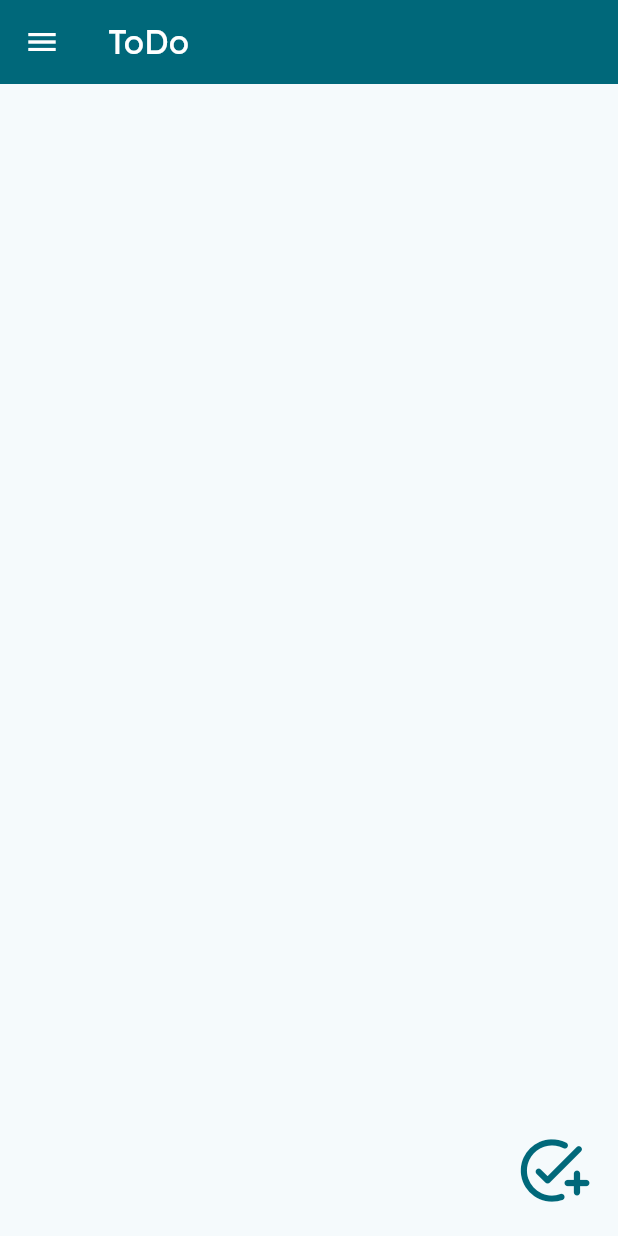
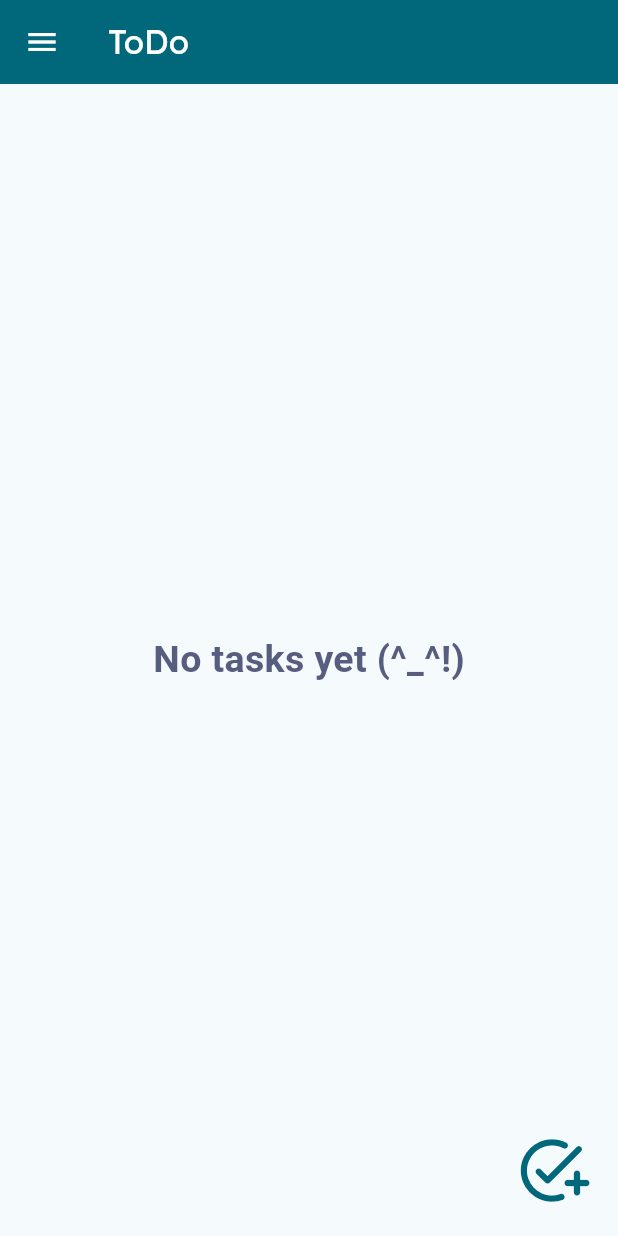
Before and after one commit to flutter-dev-mohamed/TODOApp, a Flutter app: the screen it shows after launch, on a phone screen of 412 x 824 dp. Run offline on Flutter 3.47's test engine with Material 3 defaults, Android fonts, the light colour scheme and no system bars; our stand-ins replace flutter_local_notifications, flutter_slidable, flutter_timezone, focused_menu, google_fonts, lottie and 3 more; accounts and stored records are empty.

Commit message:
Refactor data handling and improve task group deletion
Refactored HomePage and TaskListPage to instantiate their own Data objects instead of receiving them via constructor. Improved task group deletion in TaskGroupButton by adding navigation after deletion and ensuring snackbars can be programmatically closed. Also added empty state handling for TaskListPage and minor cleanup in related widgets.

```diff
--- a/lib/Pages/home_page.dart
+++ b/lib/Pages/home_page.dart
@@ -11,11 +11,9 @@ import 'package:todo_app/settings/settings.dart';
 class HomePage extends StatefulWidget {
   HomePage({
     super.key,
-    required this.data,
     required this.groupId,
     required this.groupIndex,
   });
-  Data data;
   int groupId;
   int groupIndex;
 
@@ -24,13 +22,15 @@ class HomePage extends StatefulWidget {
 }
 
 class _HomePageState extends State<HomePage> {
+  Data data = Data();
+
   //  autoscroll to textField
   final ScrollController scrollController = ScrollController();
 
   bool dataLoaded = false;
   Future<void> loadTasksData({required int groupId}) async {
     dataLoaded = false;
-    await widget.data.loadTasks(groupId: groupId);
+    await data.loadTasks(groupId: groupId);
     setState(() {
       dataLoaded = true;
     });
@@ -92,7 +92,7 @@ class _HomePageState extends State<HomePage> {
             ),
             backgroundColor: Theme.of(context).colorScheme.primary,
             title: Text(
-              widget.data.taskGroupsList[widget.groupIndex].title,
+              data.taskGroupsList[widget.groupIndex].title,
               style: TextStyle(
                 color: Theme.of(context).colorScheme.onPrimary,
               ),
@@ -124,19 +124,18 @@ class _HomePageState extends State<HomePage> {
                 : [],
           ),
           drawer: TaskgroupsDrawer(
-            data: widget.data,
+            data: data,
             getResultFromDrawer: getResultFromDrawer,
           ),
           body: TaskListPage(
-            data: widget.data,
-            groupId: widget.data.taskGroupsList[widget.groupIndex].id!,
+            groupId: data.taskGroupsList[widget.groupIndex].id!,
             scrollController: scrollController,
             edit: edit,
           ),
           floatingActionButton: isEditing ? null : floatingActionButton(),
           bottomSheet: isEditing
               ? CustomBottomSheet(
-                  data: widget.data,
+                  data: data,
                   rebuildHomePage: rebuildHomePage,
                   task: taskToEditDate!,
                 )
@@ -157,7 +156,7 @@ class _HomePageState extends State<HomePage> {
           );
           edit(true, task);
           print(task);
-          widget.data.listOfTasks.add(task);
+          data.listOfTasks.add(task);
         });
         WidgetsBinding.instance.addPostFrameCallback((_) {
           scrollController.animateTo(
--- a/lib/Pages/loading_page.dart
+++ b/lib/Pages/loading_page.dart
@@ -38,7 +38,6 @@ class _LoadingPageState extends State<LoadingPage> {
           context,
           MaterialPageRoute(
             builder: (context) => HomePage(
-              data: data,
               groupId: 1,
               groupIndex: 0,
             ),
--- a/lib/Pages/task_list_page.dart
+++ b/lib/Pages/task_list_page.dart
@@ -8,15 +8,11 @@ import 'package:todo_app/dataBase/data_class.dart';
 class TaskListPage extends StatefulWidget {
   TaskListPage({
     super.key,
-    required this.data,
     required this.groupId,
-    // required this.pageTitle,
     required this.edit,
     required this.scrollController,
   });
-  final Data data;
   final int groupId;
-  // final String pageTitle;
   final Function(bool, Task) edit;
   final ScrollController scrollController;
 
@@ -25,6 +21,8 @@ class TaskListPage extends StatefulWidget {
 }
 
 class _TaskListPageState extends State<TaskListPage> {
+  Data data = Data();
+
   @override
   void initState() {
     super.initState();
@@ -32,24 +30,37 @@ class _TaskListPageState extends State<TaskListPage> {
   }
 
   void onChange(Task task) {
-    widget.data.updateTask(task: task, rebuild: rebuild);
+    data.updateTask(task: task, rebuild: rebuild);
   }
 
   void rebuild() async {
-    await widget.data.loadTasks(groupId: widget.groupId);
+    await data.loadTasks(groupId: widget.groupId);
     setState(() {});
   }
 
   @override
   Widget build(BuildContext context) {
+    if (data.listOfTasks.isEmpty) {
+      return Center(
+        child: Text(
+          'No tasks yet (^_^!)',
+          style: TextStyle(
+            color: Theme.of(context).colorScheme.tertiary,
+            fontWeight: FontWeight.bold,
+            fontSize: 25,
+          ),
+        ),
+      );
+    }
+
     return Padding(
       padding: const EdgeInsets.only(bottom: 10),
       child: ListView.builder(
         padding: const EdgeInsets.only(bottom: 50, top: 4),
         controller: widget.scrollController,
-        itemCount: widget.data.listOfTasks.length,
+        itemCount: data.listOfTasks.length,
         itemBuilder: (BuildContext context, index) {
-          Task task = widget.data.listOfTasks[index];
+          Task task = data.listOfTasks[index];
           return Taskcard(
             key: ValueKey(task.id),
             // data: widget.data,
--- a/lib/gp_widgets/delete_task_button.dart
+++ b/lib/gp_widgets/delete_task_button.dart
@@ -11,6 +11,9 @@ class DeleteTaskButton extends StatelessWidget {
   final Function() delete;
   final Function() undoDeleteTask;
 
+  late ScaffoldFeatureController<SnackBar, SnackBarClosedReason>
+      scaffoldFeatureController;
+
   @override
   Widget build(BuildContext context) {
     return SlidableAction(
@@ -22,7 +25,7 @@ class DeleteTaskButton extends StatelessWidget {
       label: 'Delete',
       onPressed: (context) {
         delete();
-        ScaffoldMessenger.of(context).showSnackBar(
+        scaffoldFeatureController = ScaffoldMessenger.of(context).showSnackBar(
           SnackBar(
             backgroundColor: Theme.of(context).colorScheme.tertiaryContainer,
             content: Row(
@@ -37,6 +40,7 @@ class DeleteTaskButton extends StatelessWidget {
                 TextButton(
                   onPressed: () {
                     undoDeleteTask();
+                    scaffoldFeatureController.close();
                   },
                   child: Text(
                     'Undo',
```
Also changed, not shown: lib/gp_widgets/task_group_button.dart (+23 -14 lines).
